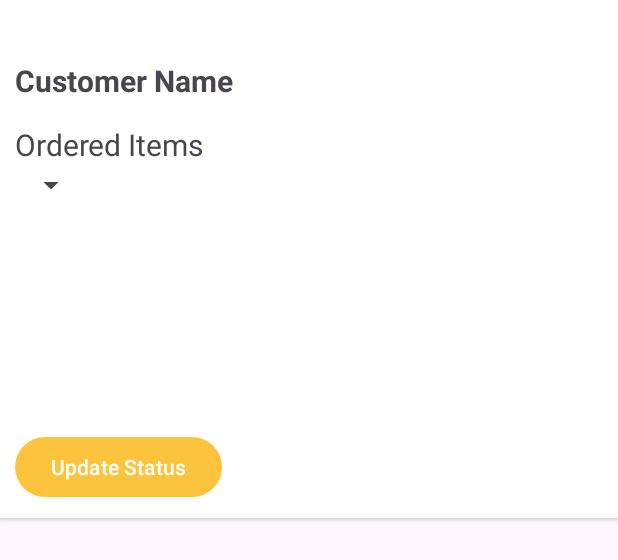
After one commit to Mobile-Application-Development-NIBM/Pizza-Mania-App, an Android app: the layout employee_order_item.xml on its own in the app's theme, with its tools: preview values and no code run, on a phone screen of 412 x 824 dp. The commit adds this screen. Shown: the top 560 px of the screen. Run offline under Robolectric (Android 15) with nearby library versions, the phone set to English and light mode, and no system bars.

Commit message:
EmployeeOrderActivity, Order.java OrderAdapter.java

```diff
--- a/app/src/main/res/layout/activity_employee_order.xml
+++ b/app/src/main/res/layout/activity_employee_order.xml
@@ -25,9 +25,7 @@
 
     <!-- RecyclerView for dynamic orders -->
     <androidx.recyclerview.widget.RecyclerView
-        android:id="@+id/orderRecyclerView"
+        android:id="@+id/recyclerOrders"
         android:layout_width="match_parent"
-        android:layout_height="0dp"
-        android:layout_weight="1"
-        android:layout_marginTop="8dp"/>
+        android:layout_height="match_parent"/>
 </LinearLayout>
--- /dev/null
+++ b/app/src/main/res/layout/employee_order_item.xml
@@ -0,0 +1,50 @@
+<?xml version="1.0" encoding="utf-8"?>
+<LinearLayout xmlns:android="http://schemas.android.com/apk/res/android"
+    android:layout_width="match_parent"
+    android:layout_height="wrap_content"
+    android:orientation="vertical"
+    android:padding="10dp"
+    android:background="@android:color/white"
+    android:layout_marginBottom="5dp"
+    android:elevation="2dp">
+
+    <!--describes the UI for a single order item-->
+
+<!--    <ImageView
+        android:layout_width="match_parent"
+        android:layout_height="120dp"
+        android:scaleType="centerCrop"
+        android:src="@drawable/pizzabanner3" />     -->
+
+    <TextView
+        android:id="@+id/tvCustomerName"
+        android:layout_width="wrap_content"
+        android:layout_height="wrap_content"
+        android:layout_marginTop="30dp"
+        android:text="Customer Name"
+        android:textSize="20dp"
+        android:textStyle="bold"/>
+
+    <TextView
+        android:id="@+id/tvItems"
+        android:layout_width="wrap_content"
+        android:layout_height="wrap_content"
+        android:layout_marginTop="10dp"
+        android:textSize="20dp"
+        android:text="Ordered Items"
+        android:paddingTop="5dp"/>
+
+    <Spinner
+        android:id="@+id/spinnerStatus"
+        android:layout_width="wrap_content"
+        android:layout_height="wrap_content"
+        android:paddingTop="27dp"/>
+
+    <Button
+        android:id="@+id/btnUpdate"
+        android:layout_width="wrap_content"
+        android:layout_height="wrap_content"
+        android:layout_marginTop="150dp"
+        android:text="Update Status"
+        android:paddingTop="5dp"/>
+</LinearLayout>
--- a/gradle.properties
+++ b/gradle.properties
@@ -7,6 +7,7 @@
 # Specifies the JVM arguments used for the daemon process.
 # The setting is particularly useful for tweaking memory settings.
 org.gradle.jvmargs=-Xmx2048m -Dfile.encoding=UTF-8
+
 # When configured, Gradle will run in incubating parallel mode.
 # This option should only be used with decoupled projects. For more details, visit
 # https://developer.android.com/r/tools/gradle-multi-project-decoupled-projects
```
Also changed, not shown: app/src/main/java/com/example/pizzamaniaapp/EmployeeOrderActivity.java (+21 -140 lines), app/src/main/java/com/example/pizzamaniaapp/Order.java (added, +28 -0 lines), app/src/main/java/com/example/pizzamaniaapp/OrderAdapter.java (added, +85 -0 lines), app/src/main/res/values/strings.xml (+6 -6 lines), gradle/wrapper/gradle-wrapper.properties.
